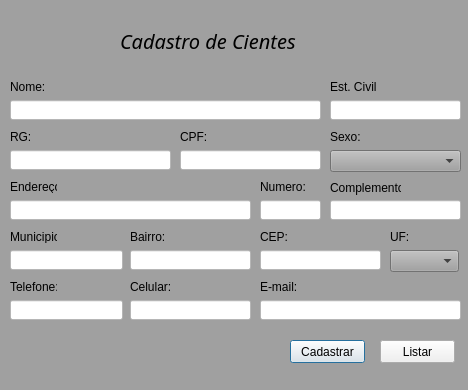
Before: the Qt Designer form tela_cadastro_cliente.ui in saulovictor/Sistema, drawn with Qt 5.
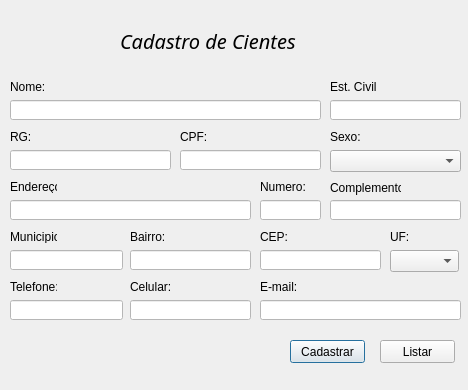
After: the same form once the commit is applied.

What changed in the file:
```diff
--- a/tela_cadastro_cliente.ui
+++ b/tela_cadastro_cliente.ui
@@ -15,7 +15,7 @@
   </property>
   <property name="styleSheet">
    <string notr="true">
-background-color: rgb(160, 160, 160);</string>
+</string>
   </property>
   <widget class="QLabel" name="label">
    <property name="geometry">
```
